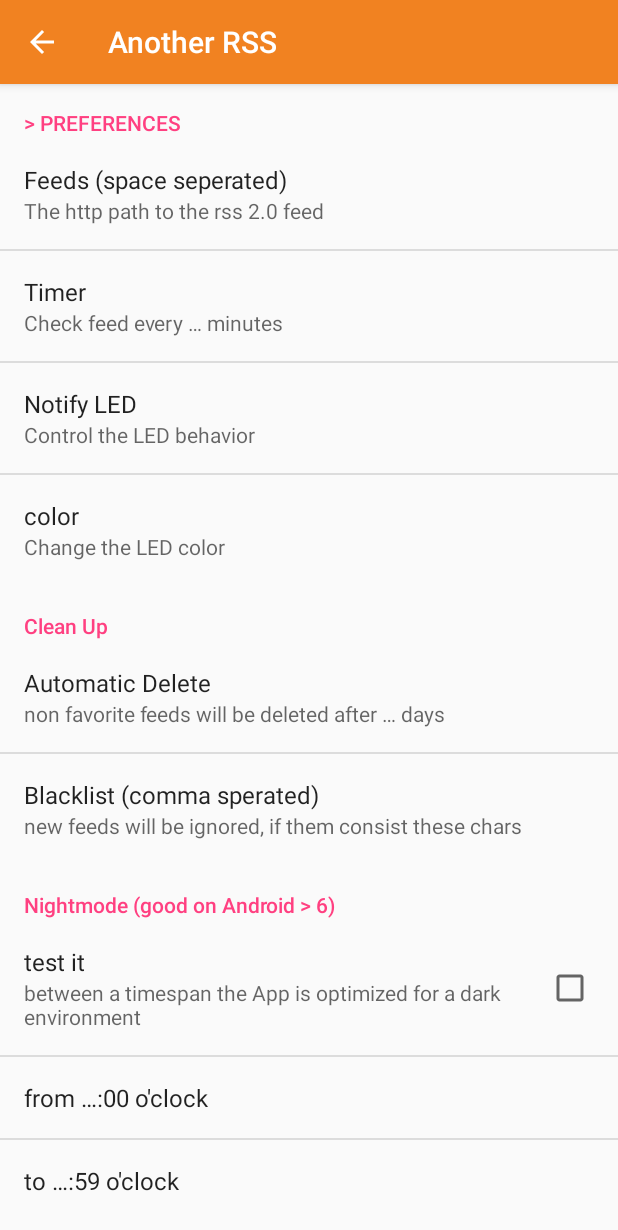
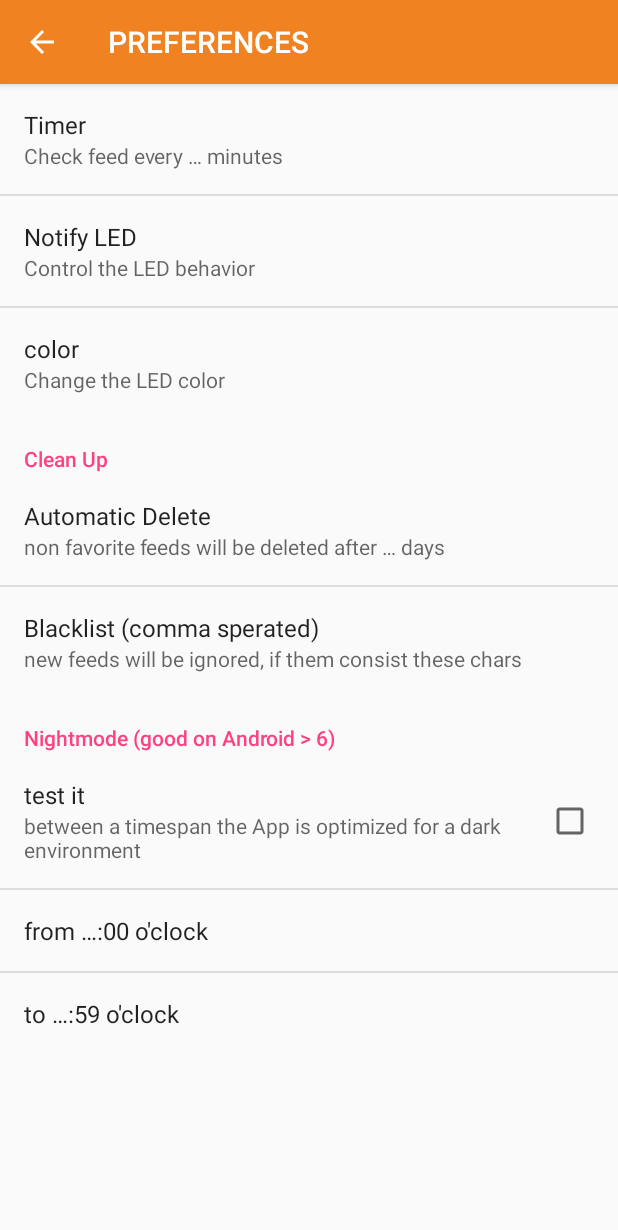
Before and after one commit to no-go/AnotherRSS, an Android app: the PreferencesActivity screen opened directly, with no data from a screen before it, on a phone screen of 412 x 824 dp. Shown: the top 1230 px of the screen. Run offline under Robolectric (Android 15) with nearby library versions, the phone set to English and light mode, and no system bars.

Commit message:
make it easier to edit the feed urls

```diff
--- a/app/build.gradle
+++ b/app/build.gradle
@@ -7,8 +7,8 @@ android {
         applicationId "de.digisocken.anotherrss"
         minSdkVersion 16
         targetSdkVersion 23
-        versionCode 14
-        versionName "1.4"
+        versionCode 15
+        versionName "1.5"
     }
     buildTypes {
         release {
--- a/app/src/main/AndroidManifest.xml
+++ b/app/src/main/AndroidManifest.xml
@@ -29,6 +29,10 @@
             android:name=".PreferencesActivity"
             android:parentActivityName=".MainActivity" />
 
+        <activity
+            android:name=".FeedSourcesActivity"
+            android:parentActivityName=".MainActivity" />
+
         <receiver android:name=".Alarm" />
 
         <!-- exported: receive messages from sources outside its application -->
--- a/app/src/main/java/de/digisocken/anotherrss/MainActivity.java
+++ b/app/src/main/java/de/digisocken/anotherrss/MainActivity.java
@@ -106,6 +106,11 @@ public class MainActivity extends AppCompatActivity {
             case R.id.action_project:
                 Intent intentProj= new Intent(Intent.ACTION_VIEW, Uri.parse(PROJECT_LINK));
                 startActivity(intentProj);
+                break;
+            case R.id.action_feedsources:
+                Intent intentfs = new Intent(MainActivity.this, FeedSourcesActivity.class);
+                intentfs.setFlags(Intent.FLAG_ACTIVITY_NO_ANIMATION);
+                startActivity(intentfs);
                 break;
             case R.id.action_preferences:
                 Intent intent = new Intent(MainActivity.this, PreferencesActivity.class);
--- a/app/src/main/java/de/digisocken/anotherrss/PreferencesActivity.java
+++ b/app/src/main/java/de/digisocken/anotherrss/PreferencesActivity.java
@@ -36,7 +36,10 @@ public class PreferencesActivity extends AppCompatActivity {
         super.onCreate(savedInstanceState);
         setContentView(R.layout.pref_main);
         ActionBar ab = getSupportActionBar();
-        if (ab != null) ab.setDisplayHomeAsUpEnabled(true);
+        if (ab != null) {
+            ab.setDisplayHomeAsUpEnabled(true);
+            ab.setTitle(getString(R.string.preferences));
+        }
     }
 
     @Override
--- a/app/src/main/res/menu/mainmenu.xml
+++ b/app/src/main/res/menu/mainmenu.xml
@@ -25,6 +25,11 @@
     </item>
 
     <item
+        android:id="@+id/action_feedsources"
+        android:title="@string/rss_url">
+    </item>
+
+    <item
         android:id="@+id/action_preferences"
         android:title="@string/preferences">
     </item>
--- a/app/src/main/res/values/strings.xml
+++ b/app/src/main/res/values/strings.xml
@@ -1,11 +1,11 @@
 <resources>
     <string name="app_name">Another RSS</string>
-    <string name="rss_url">Feeds (space seperated)</string>
-    <string name="rss_url_desc">The http path to the rss 2.0 feed</string>
+    <string name="rss_url">FEED SOURCES</string>
+    <string name="rss_url_desc">Edit the path to the rss/atom feeds</string>
     <string name="rss_sec">Timer</string>
     <string name="rss_sec_desc">Check feed every &#8230; minutes</string>
     <string name="feedCheck">try feed check</string>
-    <string name="preferences">&gt; PREFERENCES</string>
+    <string name="preferences">PREFERENCES</string>
     <string name="notify_type_title">Notify LED</string>
     <string name="notify_type_desc">Control the LED behavior</string>
     <string name="notify_color_title">color</string>
--- a/app/src/main/res/xml/preferences.xml
+++ b/app/src/main/res/xml/preferences.xml
@@ -1,13 +1,11 @@
 <?xml version="1.0" encoding="utf-8"?>
 <PreferenceScreen xmlns:android="http://schemas.android.com/apk/res/android">
-    <PreferenceCategory
-        android:title="@string/preferences">
 
-        <EditTextPreference
+        <!-- EditTextPreference
             android:defaultValue=""
             android:key="rss_url"
             android:summary="@string/rss_url_desc"
-            android:title="@string/rss_url" />
+            android:title="@string/rss_url" / -->
 
         <ListPreference
             android:defaultValue="10800"
@@ -33,7 +31,6 @@
             android:summary="@string/notify_color_desc"
             android:title="@string/notify_color_title" />
 
-    </PreferenceCategory>
 
     <PreferenceCategory
         android:title="@string/cleanup" >
```
Also changed, not shown: app/src/main/java/de/digisocken/anotherrss/FeedSourcesActivity.java (added, +102 -0 lines), app/src/main/res/layout/feedsources.xml (added, +30 -0 lines), 2 other files.
